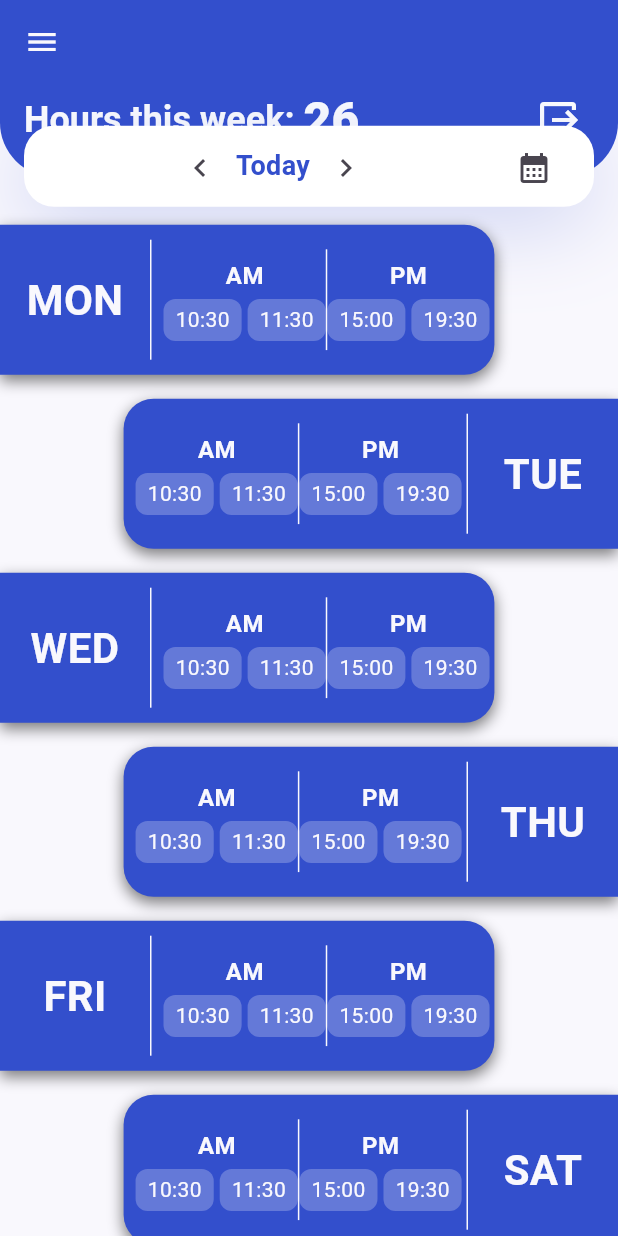
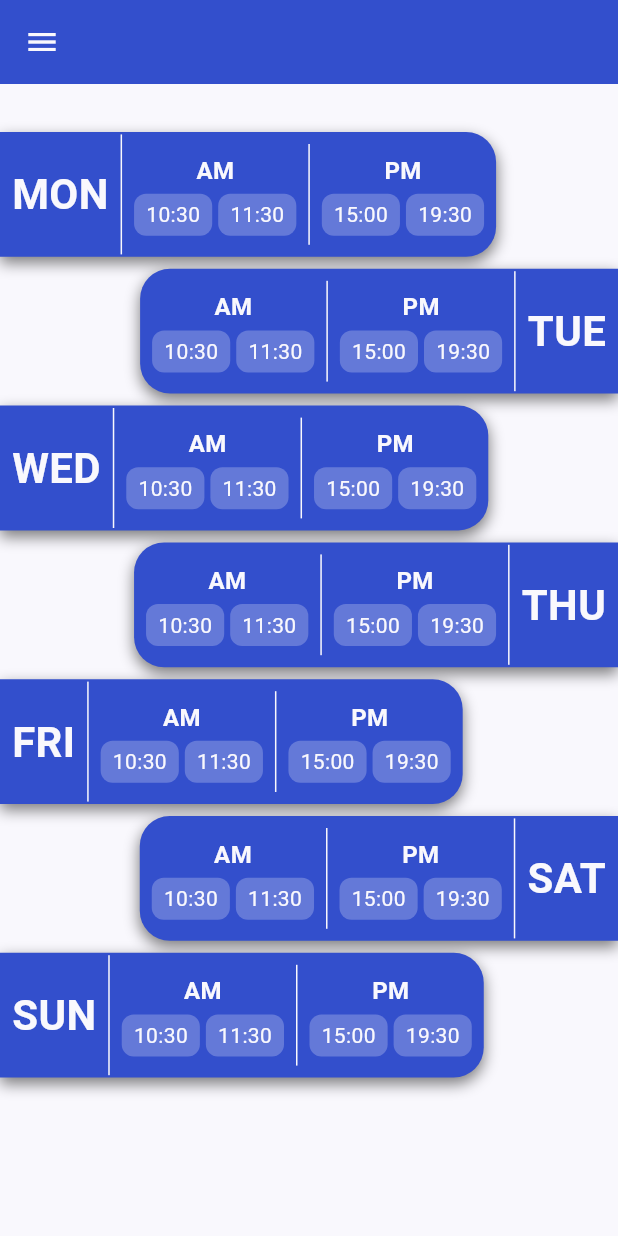
Before and after one commit to Chrint4/workshifts, a Flutter app: the screen it shows after launch, on a phone screen of 412 x 824 dp. Run offline on Flutter 3.47's test engine with Material 3 defaults, Android fonts, the phone set to English and light mode, and no system bars.

Commit message:
fixed day card sizing

```diff
--- a/lib/screens/home/body.dart
+++ b/lib/screens/home/body.dart
@@ -11,11 +11,11 @@ class Body extends StatelessWidget {
     var size = MediaQuery.of(context).size;
     return Column(
       children: [
-        HeaderWithSearchBox(size: size),
+        // HeaderWithSearchBox(size: size),
         Padding(
           padding: const EdgeInsets.only(top: kDefaultPadding * 2),
           child: Column(
-            spacing: kDefaultPadding,
+            spacing: kDefaultPadding / 2,
             children: List.generate(7, (index) => DayCard(index: index)),
           ),
         ),
@@ -66,9 +66,6 @@ class DayCard extends StatelessWidget {
   Widget build(BuildContext context) {
     return Align(
       alignment: index.isEven ? Alignment.centerLeft : Alignment.centerRight,
-      child: SizedBox(
-        height: kCardHeight,
-        width: MediaQuery.of(context).size.width * 0.80,
       child: Container(
         decoration: BoxDecoration(
           color: kPrimaryCol,
@@ -88,6 +85,7 @@ class DayCard extends StatelessWidget {
           ],
         ),
         child: Row(
+          mainAxisSize: MainAxisSize.min,
           children: index.isEven
               ? [
                   CardShortDayDisplay(index: index),
@@ -97,7 +95,6 @@ class DayCard extends StatelessWidget {
                     height: kCardHeight,
                     amount: 0.8,
                   ),
-
                   DayCardTimeSection(),
                 ]
               : [
@@ -111,7 +108,6 @@ class DayCard extends StatelessWidget {
                 ],
         ),
       ),
-      ),
     );
   }
 }
@@ -121,10 +117,10 @@ class DayCardTimeSection extends StatelessWidget {
 
   @override
   Widget build(BuildContext context) {
-    return Expanded(
-      child: Padding(
+    return Padding(
       padding: EdgeInsets.all(kDefaultPadding / 2),
       child: Row(
+        spacing: kDefaultPadding / 2,
         mainAxisAlignment: MainAxisAlignment.spaceAround,
         children: const [
           Column(
@@ -178,7 +174,6 @@ class DayCardTimeSection extends StatelessWidget {
           ),
         ],
       ),
-      ),
     );
   }
 }
@@ -190,8 +185,8 @@ class CardShortDayDisplay extends StatelessWidget {
 
   @override
   Widget build(BuildContext context) {
-    return SizedBox(
-      width: kCardHeight,
+    return Padding(
+      padding: EdgeInsets.symmetric(horizontal: kDefaultPadding / 2),
       child: Text(
         kWeek[index].short,
         textAlign: TextAlign.center,
--- a/lib/screens/home/header_with_search.dart
+++ b/lib/screens/home/header_with_search.dart
@@ -67,7 +67,7 @@ class _HeaderWithSearchBoxState extends State<HeaderWithSearchBox> {
             ),
 
             Positioned(
-              bottom: -20,
+              bottom: -MediaQuery.of(context).size.height * 0.075 * 0.5,
               left: 0,
               right: 0,
               child: SizedBox(
--- a/lib/screens/home/home_screen.dart
+++ b/lib/screens/home/home_screen.dart
@@ -18,4 +18,6 @@ class HomeScreen extends StatelessWidget {
       // backgroundColor: ,
     );
   }
+
+  // PreferredSizeWidget newAppBar() {}
 }
--- a/pubspec.yaml
+++ b/pubspec.yaml
@@ -9,7 +9,8 @@ environment:
 dependencies:
   flutter:
     sdk: flutter
-  cupertino_icons: ^1.0.6
+  # cupertino_icons: ^1.0.6
+  intl: ^0.20.2
   provider: ^6.1.2
 
 dev_dependencies:
```
Also changed, not shown: pubspec.lock. Lines whose indentation alone changed are shown as unchanged.
